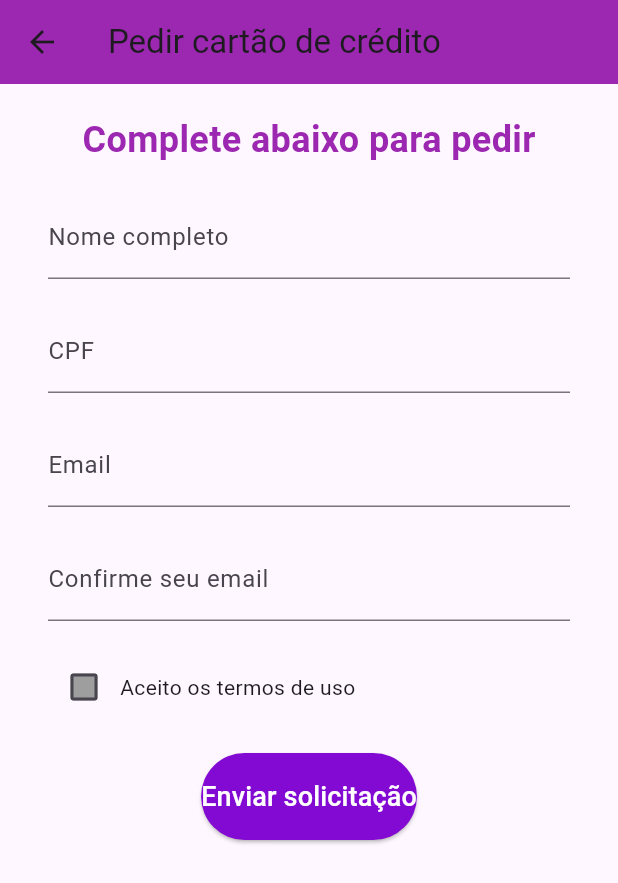
After one commit to GuiLSDias/Nubank-Flutter, a Flutter app: the screen it shows after launch, after a tap on "Pedir cartão", on a phone screen of 412 x 824 dp. The commit adds this screen. Shown: the top 883 px of the screen. Run offline on Flutter 3.47's test engine with Material 3 defaults, Android fonts, the phone set to English and light mode, and no system bars; our stand-ins replace get, material_design_icons_flutter.

Commit message:
Adding the screen to request a credit card

```diff
--- /dev/null
+++ b/lib/pages/home/creditsCard/apply_credit_card_screen.dart
@@ -0,0 +1,140 @@
+import 'package:flutter/material.dart';
+import 'package:nubank/utils/colors_standard.dart';
+
+class ApplyCreditCardScreen extends StatefulWidget {
+  const ApplyCreditCardScreen({super.key});
+
+  @override
+  State<ApplyCreditCardScreen> createState() => _ApplyCreditCardScreenState();
+}
+
+class _ApplyCreditCardScreenState extends State<ApplyCreditCardScreen> {
+  bool isChecked = false;
+
+  @override
+  Widget build(BuildContext context) {
+    return Scaffold(
+      appBar: AppBar(
+        title: Text('Pedir cartão de crédito'),
+        backgroundColor: Colors.purple,
+      ),
+      body: SingleChildScrollView(
+        child: Column(
+          children: [
+            SizedBox(height: 20),
+            Text(
+              'Complete abaixo para pedir',
+              style: TextStyle(
+                fontSize: 24,
+                fontWeight: FontWeight.bold,
+                color: Colors.purple,
+              ),
+            ),
+            SizedBox(height: 20),
+
+            // Nome completo
+            Padding(
+              padding: EdgeInsets.symmetric(horizontal: 32),
+              child: TextField(
+                decoration: InputDecoration(
+                  border: UnderlineInputBorder(),
+                  labelText: 'Nome completo',
+                ),
+              ),
+            ),
+
+            SizedBox(height: 20),
+
+            // CPF
+            Padding(
+              padding: EdgeInsets.symmetric(horizontal: 32),
+              child: TextField(
+                decoration: InputDecoration(
+                  border: UnderlineInputBorder(),
+                  labelText: 'CPF',
+                ),
+              ),
+            ),
+
+            SizedBox(height: 20),
+
+            // Email
+            Padding(
+              padding: EdgeInsets.symmetric(horizontal: 32),
+              child: TextField(
+                decoration: InputDecoration(
+                  border: UnderlineInputBorder(),
+                  labelText: 'Email',
+                ),
+              ),
+            ),
+
+            SizedBox(height: 20),
+
+            // Confirmar Email
+            Padding(
+              padding: EdgeInsets.symmetric(horizontal: 32),
+              child: TextField(
+                decoration: InputDecoration(
+                  border: UnderlineInputBorder(),
+                  labelText: 'Confirme seu email',
+                ),
+              ),
+            ),
+
+            SizedBox(height: 20),
+
+            // Checkbox com label
+            Padding(
+              padding: EdgeInsets.symmetric(horizontal: 32),
+              child: Row(
+                children: [
+                  Checkbox(
+                    value: isChecked,
+                    onChanged: (bool? value) {
+                      setState(() {
+                        isChecked = value!;
+                      });
+                    },
+                    checkColor: Colors.white,
+                    fillColor: MaterialStateProperty.resolveWith<Color>((
+                      states,
+                    ) {
+                      if (states.contains(MaterialState.selected)) {
+                        return Colors.purple;
+                      }
+                      return Colors.grey;
+                    }),
+                  ),
+                  Expanded(child: Text("Aceito os termos de uso")),
+                ],
+              ),
+            ),
+            SizedBox(height: 20),
+
+            Padding(
+              padding: EdgeInsets.symmetric(horizontal: 32),
+              child: ElevatedButton(
+                onPressed: () {
+                  // Ação ao clicar no botão
+                  print('Solicitação de cartão enviada!');
+                },
+                style: ElevatedButton.styleFrom(
+                  backgroundColor: backgroundColor,
+                  padding: EdgeInsets.symmetric(vertical: 16),
+                  shape: RoundedRectangleBorder(
+                    borderRadius: BorderRadius.circular(40),
+                  ),
+                ),
+                child: Text(
+                  'Enviar solicitação',
+                  style: TextStyle(fontSize: 18, color: Colors.white),
+                ),
+              ),
+            ),
+          ],
+        ),
+      ),
+    );
+  }
+}
--- a/lib/pages/home/creditsCard/request_credit_card.dart
+++ b/lib/pages/home/creditsCard/request_credit_card.dart
@@ -1,5 +1,6 @@
 import 'package:flutter/material.dart';
 import 'package:material_design_icons_flutter/material_design_icons_flutter.dart';
+import 'package:nubank/pages/home/creditsCard/apply_credit_card_screen.dart';
 import 'package:nubank/utils/colors_standard.dart';
 
 class RequestCreditCard extends StatefulWidget {
@@ -10,6 +11,10 @@ class RequestCreditCard extends StatefulWidget {
 }
 
 class _RequestCreditCardState extends State<RequestCreditCard> {
+  void onClicked(bool isChecked) {
+    print('Checkbox clicked! Value: $isChecked'); // Example action
+  }
+
   @override
   Widget build(BuildContext context) {
     return Container(
@@ -51,11 +56,26 @@ class _RequestCreditCardState extends State<RequestCreditCard> {
 
   _requestCard() {
     return Container(
-      padding: const EdgeInsets.all(15),
       decoration: BoxDecoration(
         color: backgroundColor,
         borderRadius: BorderRadius.circular(40),
       ),
+      child: TextButton(
+        style: TextButton.styleFrom(
+          padding: const EdgeInsets.all(10),
+          backgroundColor: backgroundColor,
+          shape: RoundedRectangleBorder(
+            borderRadius: BorderRadius.circular(40),
+          ),
+        ),
+        onPressed: () {
+          Navigator.push(
+            context,
+            MaterialPageRoute(
+              builder: (context) => const ApplyCreditCardScreen(),
+            ),
+          );
+        },
         child: Text(
           'Pedir cartão',
           style: TextStyle(
@@ -64,6 +84,7 @@ class _RequestCreditCardState extends State<RequestCreditCard> {
             fontSize: 16,
           ),
         ),
+      ),
     );
   }
 }
--- a/lib/pages/home/model/header.dart
+++ b/lib/pages/home/model/header.dart
@@ -82,7 +82,7 @@ class _HeaderState extends State<Header> {
     return Container(
       margin: const EdgeInsets.only(left: 20, bottom: 20),
       child: const Text(
-        'Ola, Dev Outlier',
+        'Ola, ...',
         style: TextStyle(
           color: Colors.white,
           fontSize: 20,
```
Lines whose indentation alone changed are shown as unchanged.
